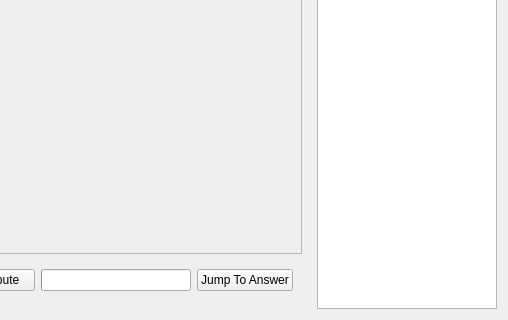
Above: gui/solution_widget.ui from louis845/COMP2012H_Project before the change; both pictures show x 430 to 938 and y 313 to 633 of the 938 by 633 pixel window. Below: the same form after it.
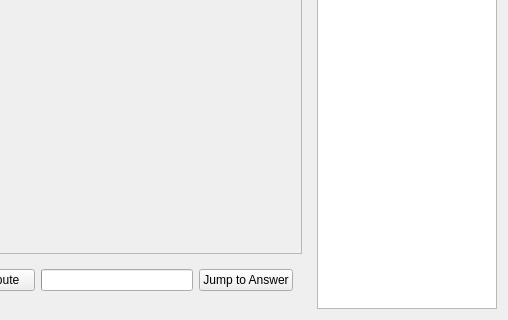
That is the form after the change.

```diff
--- a/gui/solution_widget.ui
+++ b/gui/solution_widget.ui
@@ -327,7 +327,7 @@
          <item>
           <widget class="QPushButton" name="jump_btn">
            <property name="text">
-            <string>Jump To Answer</string>
+            <string>Jump to Answer</string>
            </property>
           </widget>
          </item>
```
